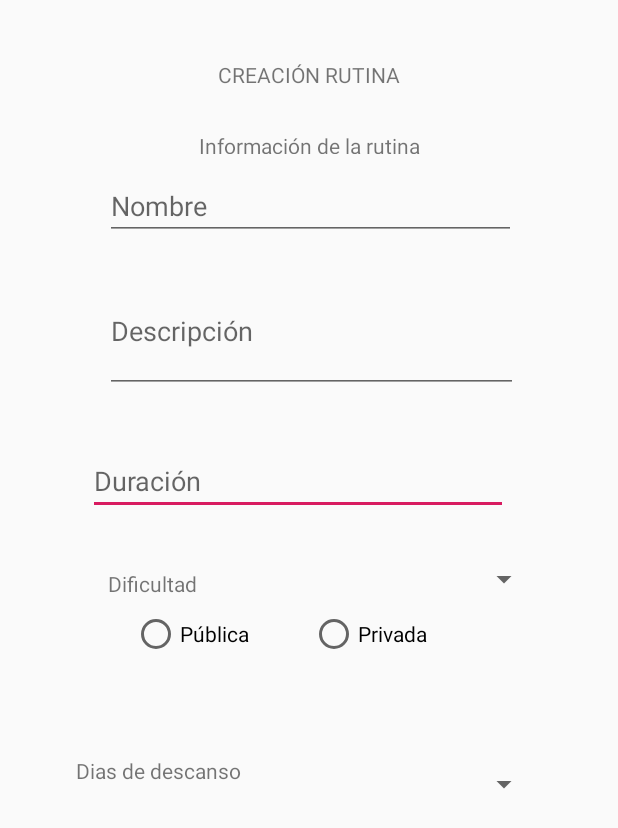
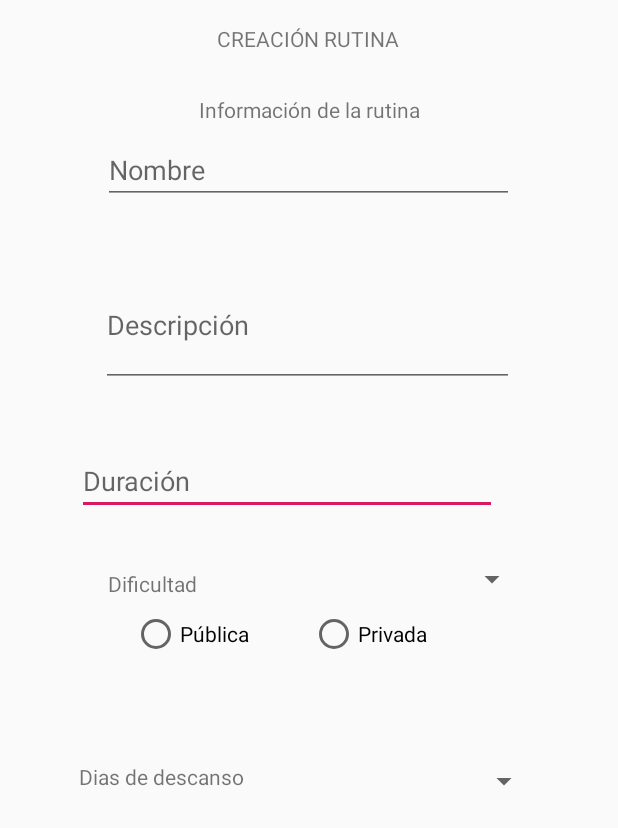
Before and after one commit to IngSw201910/Fitt, an Android app: the CrearRutinaActivity screen opened directly, with no data from a screen before it, on a phone screen of 412 x 824 dp. Shown: the top 828 px of the screen. Run offline under Robolectric (Android 15) with nearby library versions, the light colour scheme and no system bars.

Commit message:
Se añaden los detalles del celular a las vistas
render.experimental

```diff
--- a/Fitt/app/src/main/java/co/edu/javeriana/bittus/fitt/MainActivity.java
+++ b/Fitt/app/src/main/java/co/edu/javeriana/bittus/fitt/MainActivity.java
@@ -35,7 +35,6 @@ public class MainActivity extends AppCompatActivity {
     protected void onCreate(Bundle savedInstanceState) {
         super.onCreate(savedInstanceState);
         setContentView(R.layout.activity_main);
-
 
         correoET = (EditText) findViewById(R.id.correo);
         passET = (EditText) findViewById(R.id.pass);
--- a/Fitt/app/src/main/res/layout/activity_crear_rutina.xml
+++ b/Fitt/app/src/main/res/layout/activity_crear_rutina.xml
@@ -11,11 +11,11 @@
         android:layout_width="wrap_content"
         android:layout_height="wrap_content"
         android:layout_marginStart="8dp"
-        android:layout_marginTop="40dp"
+        android:layout_marginTop="44dp"
         android:layout_marginEnd="8dp"
         android:text="Dias de descanso"
         app:layout_constraintEnd_toStartOf="@+id/spinner3"
-        app:layout_constraintHorizontal_bias="0.508"
+        app:layout_constraintHorizontal_bias="0.53"
         app:layout_constraintStart_toStartOf="parent"
         app:layout_constraintTop_toBottomOf="@+id/radioGroup" />
 
@@ -29,14 +29,14 @@
         app:layout_constraintBottom_toBottomOf="parent"
         app:layout_constraintEnd_toEndOf="parent"
         app:layout_constraintTop_toBottomOf="@+id/radioGroup"
-        app:layout_constraintVertical_bias="0.042" />
+        app:layout_constraintVertical_bias="0.036" />
 
     <Spinner
         android:id="@+id/spinner2"
         android:layout_width="150dp"
         android:layout_height="38dp"
         android:layout_marginTop="24dp"
-        android:layout_marginEnd="52dp"
+        android:layout_marginEnd="60dp"
         app:layout_constraintEnd_toEndOf="parent"
         app:layout_constraintTop_toBottomOf="@+id/duracionRutina" />
 
@@ -45,13 +45,13 @@
         android:layout_width="280dp"
         android:layout_height="wrap_content"
         android:layout_marginStart="8dp"
-        android:layout_marginTop="36dp"
+        android:layout_marginTop="40dp"
         android:layout_marginEnd="8dp"
         android:ems="10"
         android:hint="Duración"
         android:inputType="textMultiLine"
         app:layout_constraintEnd_toEndOf="parent"
-        app:layout_constraintHorizontal_bias="0.439"
+        app:layout_constraintHorizontal_bias="0.373"
         app:layout_constraintStart_toStartOf="parent"
         app:layout_constraintTop_toBottomOf="@+id/descripcionRutina" />
 
@@ -60,10 +60,11 @@
         android:layout_width="wrap_content"
         android:layout_height="wrap_content"
         android:layout_marginStart="8dp"
-        android:layout_marginTop="40dp"
+        android:layout_marginTop="16dp"
         android:layout_marginEnd="8dp"
         android:text="CREACIÓN RUTINA"
         app:layout_constraintEnd_toEndOf="parent"
+        app:layout_constraintHorizontal_bias="0.498"
         app:layout_constraintStart_toStartOf="parent"
         app:layout_constraintTop_toTopOf="parent" />
 
@@ -90,7 +91,7 @@
         android:hint="Nombre"
         android:inputType="textPersonName"
         app:layout_constraintEnd_toEndOf="parent"
-        app:layout_constraintHorizontal_bias="0.51"
+        app:layout_constraintHorizontal_bias="0.495"
         app:layout_constraintStart_toStartOf="parent"
         app:layout_constraintTop_toBottomOf="@+id/textView4" />
 
@@ -99,13 +100,13 @@
         android:layout_width="275dp"
         android:layout_height="82dp"
         android:layout_marginStart="8dp"
-        android:layout_marginTop="20dp"
+        android:layout_marginTop="40dp"
         android:layout_marginEnd="8dp"
         android:ems="10"
         android:hint="Descripción"
         android:inputType="textMultiLine"
         app:layout_constraintEnd_toEndOf="parent"
-        app:layout_constraintHorizontal_bias="0.516"
+        app:layout_constraintHorizontal_bias="0.491"
         app:layout_constraintStart_toStartOf="parent"
         app:layout_constraintTop_toBottomOf="@+id/nombreRutina" />
 
```
Also changed, not shown: Fitt/app/src/main/java/co/edu/javeriana/bittus/fitt/CrearRutinaActivity.java (line endings or trailing spaces).
